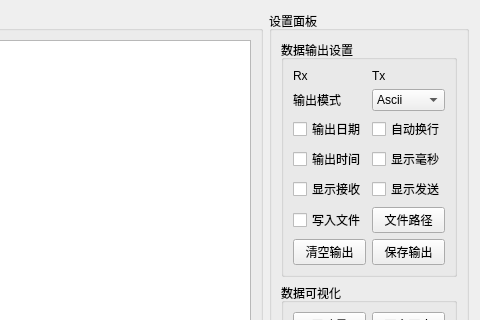
Above: Src/Common/SAKDebugPage/SAKDebugPage.ui from x-tools-author/x-tools before the change; both pictures show x 740 to 1220 and y 0 to 320 of the 1220 by 733 pixel window. Below: the same form after it.
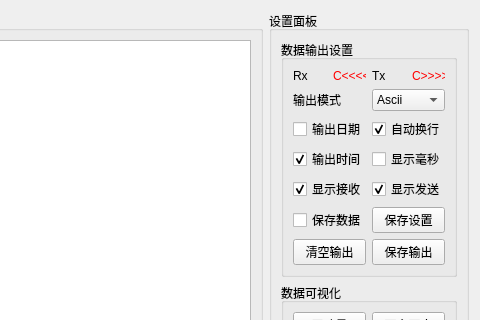
That is the form after the change.

Commit message: 完成数据输出显示功能

Diff of the .ui file:
```diff
--- a/Src/Common/SAKDebugPage/SAKDebugPage.ui
+++ b/Src/Common/SAKDebugPage/SAKDebugPage.ui
@@ -346,6 +346,9 @@
            <property name="text">
             <string>输出时间</string>
            </property>
+           <property name="checked">
+            <bool>true</bool>
+           </property>
           </widget>
          </item>
          <item row="6" column="2" colspan="2">
@@ -353,6 +356,9 @@
            <property name="text">
             <string>显示发送</string>
            </property>
+           <property name="checked">
+            <bool>true</bool>
+           </property>
           </widget>
          </item>
          <item row="6" column="0" colspan="2">
@@ -360,6 +366,9 @@
            <property name="text">
             <string>显示接收</string>
            </property>
+           <property name="checked">
+            <bool>true</bool>
+           </property>
           </widget>
          </item>
          <item row="0" column="0">
@@ -371,15 +380,25 @@
          </item>
          <item row="0" column="3">
           <widget class="QLabel" name="txLabel">
+           <property name="styleSheet">
+            <string notr="true">QLabel#txLabel{
+    color:red
+}</string>
+           </property>
            <property name="text">
-            <string/>
+            <string notr="true">C&gt;&gt;&gt;&gt;</string>
            </property>
           </widget>
          </item>
          <item row="0" column="1">
           <widget class="QLabel" name="rxLabel">
+           <property name="styleSheet">
+            <string notr="true">QLabel#rxLabel{
+    color:red
+}</string>
+           </property>
            <property name="text">
-            <string/>
+            <string notr="true">C&lt;&lt;&lt;&lt;</string>
            </property>
           </widget>
          </item>
@@ -439,6 +458,9 @@
            <property name="text">
             <string>自动换行</string>
            </property>
+           <property name="checked">
+            <bool>true</bool>
+           </property>
           </widget>
          </item>
          <item row="0" column="2">
@@ -451,14 +473,14 @@
          <item row="9" column="2" colspan="2">
           <widget class="QPushButton" name="outputFilePathPushButton">
            <property name="text">
-            <string>文件路径</string>
+            <string>保存设置</string>
            </property>
           </widget>
          </item>
          <item row="9" column="0" colspan="2">
           <widget class="QCheckBox" name="checkBox_2">
            <property name="text">
-            <string>写入文件</string>
+            <string>保存数据</string>
            </property>
           </widget>
          </item>
```
Left out of the diff: 19 changed lines with no effect on the pictures. The commit also changes 9 other files.
